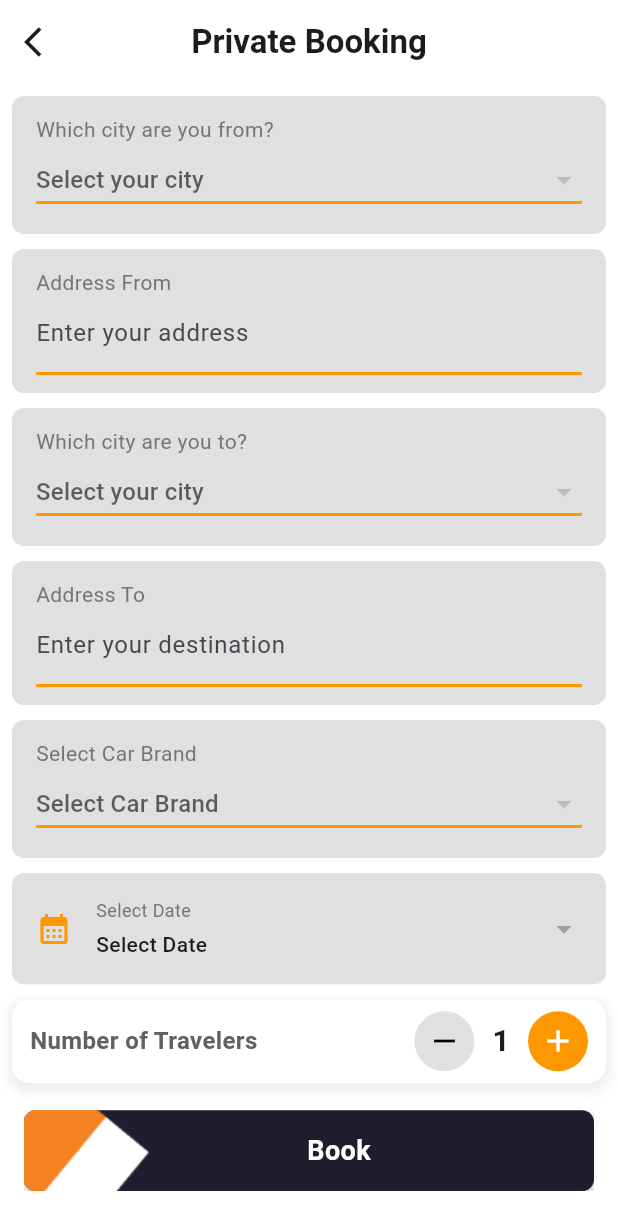
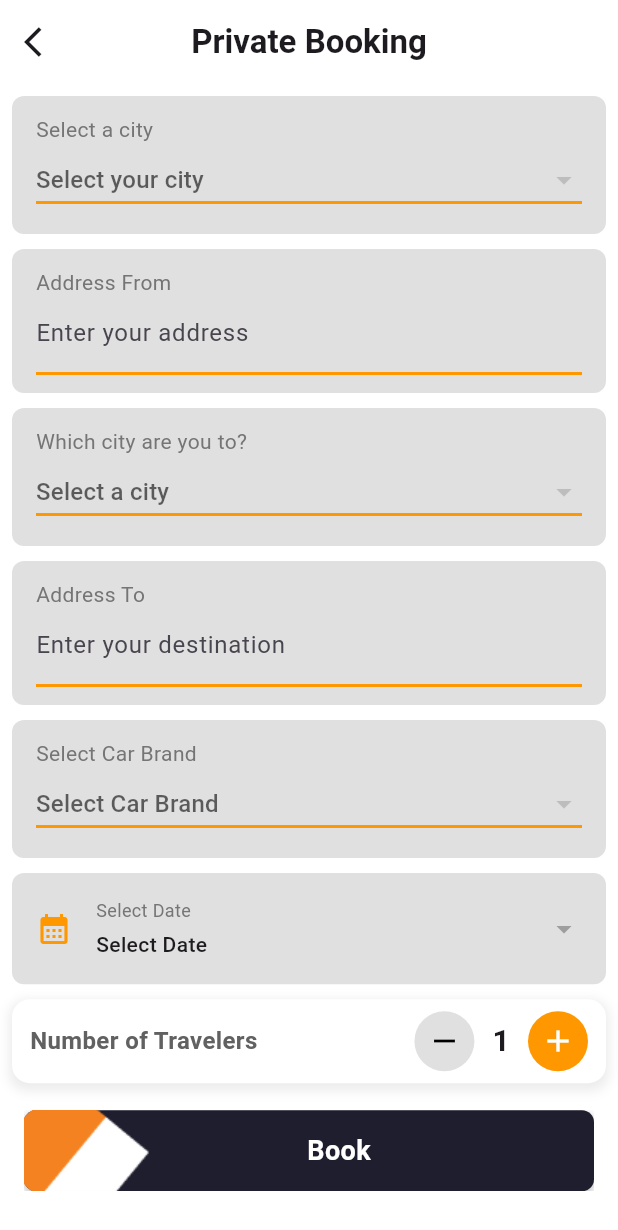
Before and after one commit to yousseftamer2003/ticket_hub, a Flutter app: the PrivateScreen screen opened directly, on a phone screen of 412 x 824 dp. Shown: the top 1230 px of the screen. Run offline on Flutter 3.47's test engine with Material 3 defaults, Android fonts, the phone set to English and light mode, and no system bars; our stand-ins replace flutter_svg, image_picker, pinput, shared_preferences, shimmer; accounts and stored records are empty; network calls fail.

Commit message:
private done

```diff
--- a/lib/views/private/private_screen.dart
+++ b/lib/views/private/private_screen.dart
@@ -6,6 +6,8 @@ import 'package:ticket_hub/controller/private/private_list_provider.dart';
 import 'package:ticket_hub/model/private/private_model.dart';
 import 'package:ticket_hub/views/private/widget/cart_widget.dart';
 import 'package:ticket_hub/views/tabs_screen/screens/tabs_screen.dart';
+
+import '../../generated/l10n.dart' show S;
 
 class PrivateScreen extends StatefulWidget {
   const PrivateScreen({super.key});
@@ -44,7 +46,10 @@ class _PrivateScreenState extends State<PrivateScreen> {
     final carProvider = Provider.of<CarProvider>(context);
 
     return Scaffold(
-      appBar: customAppBar(context, 'Private Booking'),
+      appBar: customAppBar(
+        context,
+        S.of(context).private_booking,
+      ),
       body: _isLoading
           ? const Center(child: CircularProgressIndicator())
           : Padding(
@@ -53,9 +58,9 @@ class _PrivateScreenState extends State<PrivateScreen> {
                 child: Column(
                   children: [
                     DropdownCard(
-                      title: "Which city are you from?",
+                      title: S.of(context).select_a_city,
                       items: carProvider.cities.map((e) => e.name).toList(),
-                      hint: "Select your city",
+                      hint: S.of(context).select_city_hint,
                       selectedValue: _selectedCityFrom?.name,
                       onChanged: (value) {
                         setState(() {
@@ -66,34 +71,34 @@ class _PrivateScreenState extends State<PrivateScreen> {
                     ),
                     const SizedBox(height: 10),
                     TextFieldCard(
-                      title: "Address From",
+                      title: S.of(context).address_from,
                       controller: _addressFromController,
-                      hintText: "Enter your address",
+                      hintText: S.of(context).address_from_hint,
                     ),
                     const SizedBox(height: 10),
                     DropdownCard(
-                      title: "Which city are you to?",
+                      title: S.of(context).select_city_to,
                       items: carProvider.cities.map((e) => e.name).toList(),
-                      hint: "Select your city",
-                      selectedValue: _selectedCityFrom?.name,
+                      hint: S.of(context).select_a_city,
+                      selectedValue: _selectedCityTo?.name,
                       onChanged: (value) {
                         setState(() {
-                          _selectedCityFrom = carProvider.cities
+                          _selectedCityTo = carProvider.cities
                               .firstWhere((city) => city.name == value);
                         });
                       },
                     ),
                     const SizedBox(height: 10),
                     TextFieldCard(
-                      title: "Address To",
+                      title: S.of(context).address_to,
                       controller: _addressToController,
-                      hintText: "Enter your destination",
+                      hintText: S.of(context).address_to_hint,
                     ),
                     const SizedBox(height: 10),
                     DropdownCard(
-                      title: "Select Car Brand",
+                      title: S.of(context).select_car_brand,
                       items: carProvider.brands.map((e) => e.name).toList(),
-                      hint: "Select Car Brand",
+                      hint: S.of(context).select_car_brand_hint,
                       selectedValue: _selectedCar?.name,
                       onChanged: (value) {
                         setState(() {
@@ -104,7 +109,7 @@ class _PrivateScreenState extends State<PrivateScreen> {
                     ),
                     const SizedBox(height: 10),
                     DateCard(
-                      title: 'Select Date',
+                      title: S.of(context).select_date,
                       onDateSelected: (date) {
                         setState(() {
                           _selectedDate = date;
@@ -121,7 +126,7 @@ class _PrivateScreenState extends State<PrivateScreen> {
                     ),
                     const SizedBox(height: 10),
                     DarkCustomButton(
-                      text: 'Book',
+                      text: S.of(context).book_button,
                       onPressed: () async {
                         await _submitBooking(context);
                       },
@@ -149,7 +154,7 @@ class _PrivateScreenState extends State<PrivateScreen> {
 
     if (success) {
       ScaffoldMessenger.of(context).showSnackBar(
-        const SnackBar(content: Text('Booking successful!')),
+        SnackBar(content: Text(S.of(context).booking_successful)),
       );
       Navigator.of(context).push(
         MaterialPageRoute(
@@ -158,7 +163,10 @@ class _PrivateScreenState extends State<PrivateScreen> {
       );
     } else {
       ScaffoldMessenger.of(context).showSnackBar(
-        const SnackBar(content: Text('Booking failed. Try again later.')),
+        SnackBar(
+            content: Text(
+          S.of(context).booking_failed,
+        )),
       );
     }
   }
```
Also changed, not shown: lib/views/auth/forget_password_screen.dart (+16 -14 lines), lib/views/auth/new_password_screen.dart (+20 -11 lines), lib/views/auth/otp_screen.dart (+16 -10 lines), lib/views/booking/screens/book_screen.dart (+6 -5 lines), lib/views/points/points_screen.dart (+20 -16 lines), lib/views/profile/edit_profile_screen.dart (+22 -11 lines), lib/views/profile/wallet_recharge_screen.dart (+29 -20 lines), lib/views/profile/wallet_screen.dart (+13 -8 lines), lib/views/tabs_screen/screens/profile_page.dart (+14 -8 lines).
